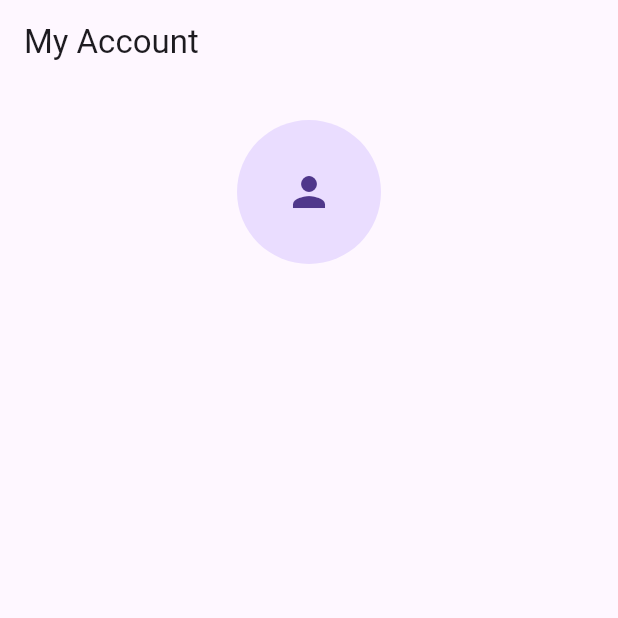
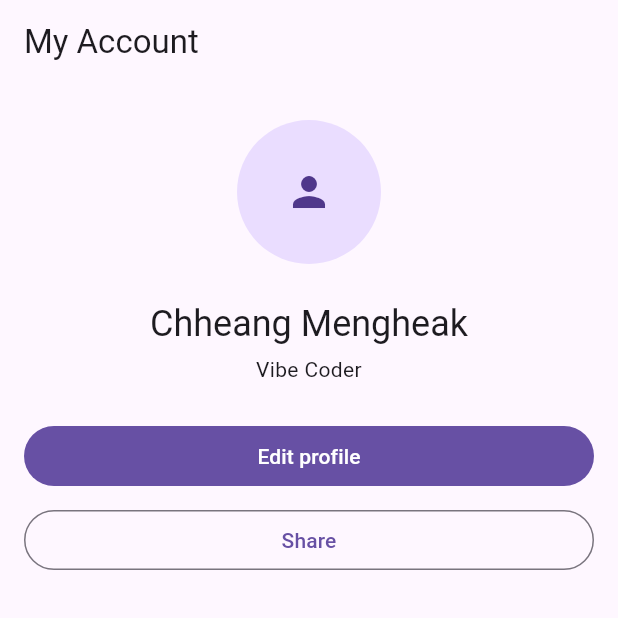
Before and after one commit to Mengheak/flutter-exercises, a Flutter app: the screen it shows after launch, on a phone screen of 412 x 824 dp, the top half of it. Run offline on Flutter 3.47's test engine with Material 3 defaults, Android fonts, the phone set to English and light mode, and no system bars.

Commit message:
Complete a ProfileScreen design using AppSpacing

```diff
--- a/lib/screens/profile_screen.dart
+++ b/lib/screens/profile_screen.dart
@@ -19,6 +19,22 @@ class ProfileScreen extends StatelessWidget {
                 child: Icon(Icons.person, size: AppSpacing.xl),
               ),
             ),
+            const Gap(AppSpacing.lg),
+            Text(
+              "Chheang Mengheak",
+              textAlign: TextAlign.center,
+              style: Theme.of(context).textTheme.headlineSmall,
+            ),
+            const Gap(AppSpacing.xxs),
+            Text(
+              "Vibe Coder",
+              textAlign: TextAlign.center,
+              style: Theme.of(context).textTheme.bodyMedium,
+            ),
+            const Gap(AppSpacing.lg),
+            FilledButton(onPressed: () {}, child: const Text("Edit profile")),
+            const Gap(AppSpacing.xs),
+            OutlinedButton(onPressed: () {}, child: const Text("Share")),
           ],
         ),
       ),
```
Also changed, not shown: lib/design/app_theme.dart (added).
